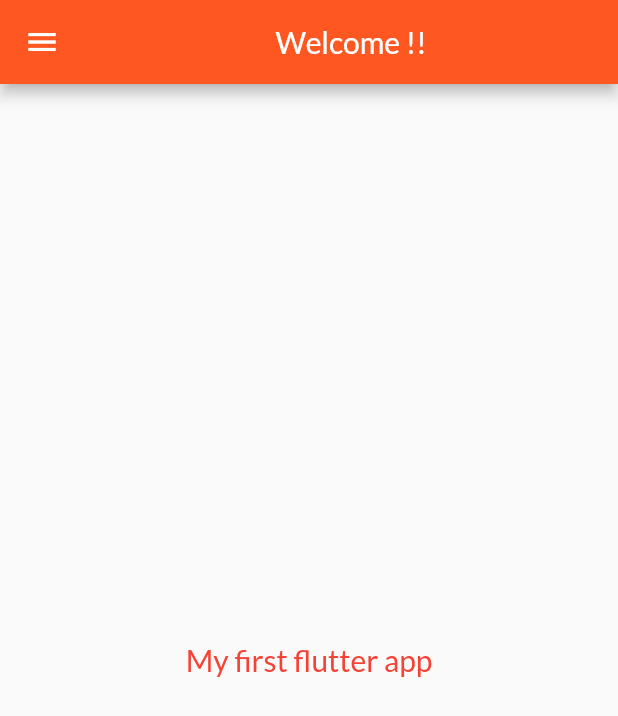
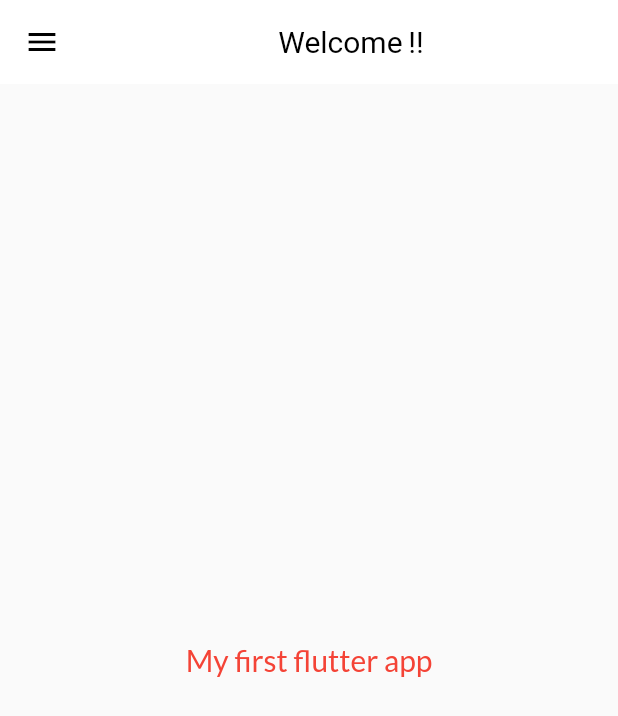
Before and after one commit to bmerchant22/Flutter_tut, a Flutter app: the screen it shows after launch, on a phone screen of 412 x 824 dp. Shown: the top 716 px of the screen. Run offline on Flutter 3.47's test engine with Material 2 defaults, Android fonts, the phone set to English and light mode, and no system bars; our stand-ins replace google_fonts.

Commit message:
Set themes for appbar and created drawer

```diff
--- a/lib/main.dart
+++ b/lib/main.dart
@@ -2,6 +2,7 @@ import 'package:flutter/material.dart';
 import 'package:flutter_application_1/pages/home_page.dart';
 import 'package:flutter_application_1/pages/login_page.dart';
 import 'package:flutter_application_1/utils/routes.dart';
+import 'package:flutter_application_1/widgets/themes.dart';
 import 'package:google_fonts/google_fonts.dart';
 
 void main() {
@@ -13,15 +14,8 @@ class MyApp extends StatelessWidget {
   Widget build(BuildContext context){
     return MaterialApp(
       themeMode: ThemeMode.light,
-      theme: ThemeData(
-        primarySwatch: Colors.deepOrange,
-        fontFamily: GoogleFonts.lato().fontFamily,
-//        primaryTextTheme: GoogleFonts.latoTextTheme()
-      ),
-      darkTheme: ThemeData(
-        brightness: Brightness.dark,
-        primarySwatch: Colors.green,
-      ),
+      theme: MyTheme.lightTheme(),
+      darkTheme: MyTheme.darkTheme(),
       debugShowCheckedModeBanner: false,
       initialRoute: MyRoutes.homeRoute,
       routes: {
--- a/lib/pages/home_page.dart
+++ b/lib/pages/home_page.dart
@@ -1,6 +1,6 @@
 import 'package:flutter/material.dart';
 
-import '../drawer.dart';
+import '../widgets/drawer.dart';
 
 class HomePage extends StatelessWidget {
   const HomePage({Key? key}) : super(key: key);
--- /dev/null
+++ b/lib/widgets/themes.dart
@@ -0,0 +1,25 @@
+import 'package:flutter/material.dart';
+import 'package:google_fonts/google_fonts.dart';
+
+class MyTheme{
+  static ThemeData lightTheme() => ThemeData(
+    primarySwatch: Colors.deepOrange,
+    fontFamily: GoogleFonts.lato().fontFamily,
+    primaryTextTheme: GoogleFonts.latoTextTheme(),
+    appBarTheme: const AppBarTheme(
+        color: Colors.white,
+        elevation: 0.0,
+        iconTheme: IconThemeData(color: Colors.black),
+        // toolbarTextStyle: Theme.of(context).appBarTheme.toolbarTextStyle?.apply(
+        //     color: Colors.black,
+        // ),
+        titleTextStyle: TextStyle(
+            fontSize: 20 ,
+            color: Colors.black
+        )
+    ),
+  );
+  static ThemeData darkTheme() => ThemeData(
+    brightness: Brightness.dark,
+  );
+}
```
Also changed, not shown: lib/widgets/drawer.dart (renamed from lib/drawer.dart), 1 other file.
